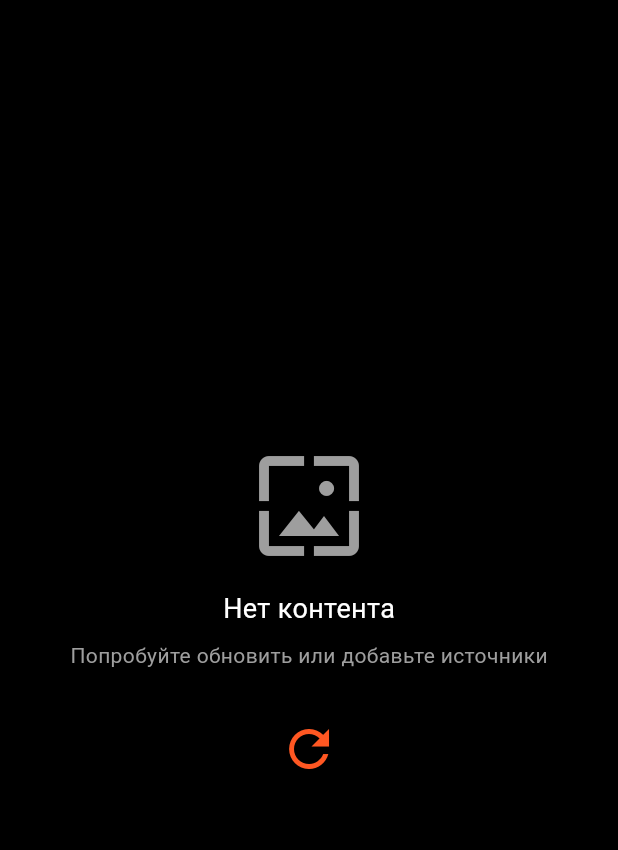
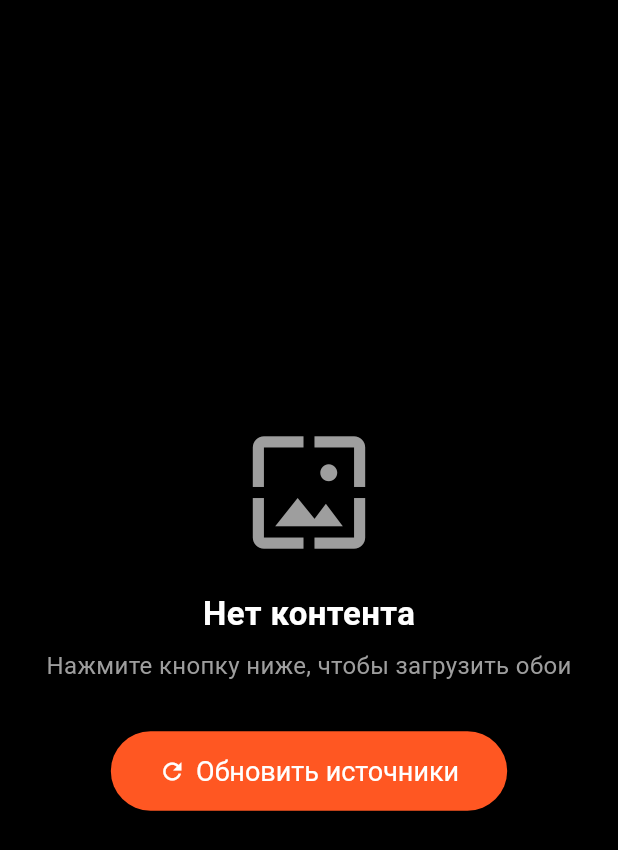
Before and after one commit to mloilpy-ux/-dfgdfgdf, a Flutter app: the screen it shows after launch, on a phone screen of 412 x 824 dp. Shown: the top 850 px of the screen. Run offline on Flutter 3.47's test engine with Material 3 defaults, Android fonts, the phone set to English and light mode, and no system bars; our stand-ins replace cached_network_image, share_plus, shared_preferences, sqflite, video_player; accounts and stored records are empty.

Commit message:
Update wallpaper_screen.dart

```diff
--- a/lib/screens/wallpaper_screen.dart
+++ b/lib/screens/wallpaper_screen.dart
@@ -220,32 +220,38 @@ Future<void> _loadContent() async {
             return const Center(child: FurryLoadingIndicator());
           }
 
-      if (items.isEmpty) {
+if (items.isEmpty) {
   return Center(
     child: Column(
       mainAxisAlignment: MainAxisAlignment.center,
       children: [
-        const Icon(Icons.wallpaper, size: 80, color: Colors.grey),
-        const SizedBox(height: 16),
+        const Icon(Icons.wallpaper_outlined, size: 90, color: Colors.grey),
+        const SizedBox(height: 20),
         const Text(
           'Нет контента',
-          style: TextStyle(color: Colors.white, fontSize: 18),
+          style: TextStyle(color: Colors.white, fontSize: 22, fontWeight: FontWeight.bold),
         ),
         const SizedBox(height: 8),
         const Text(
-          'Попробуйте обновить или добавьте источники',
-          style: TextStyle(color: Colors.grey),
+          'Нажмите кнопку ниже, чтобы загрузить обои',
+          style: TextStyle(color: Colors.grey, fontSize: 16),
         ),
-        const SizedBox(height: 24),
-        IconButton(
-          icon: const Icon(Icons.refresh, size: 40, color: Colors.deepOrange),
+        const SizedBox(height: 32),
+        ElevatedButton.icon(
           onPressed: _loadContent,
+          icon: const Icon(Icons.refresh),
+          label: const Text('Обновить источники'),
+          style: ElevatedButton.styleFrom(
+            backgroundColor: Colors.deepOrange,
+            foregroundColor: Colors.white,
+            padding: const EdgeInsets.symmetric(horizontal: 32, vertical: 16),
+            textStyle: const TextStyle(fontSize: 18),
+          ),
         ),
       ],
     ),
   );
 }
-
           final currentItem = items[_currentIndex];
 
           return GestureDetector(
```
